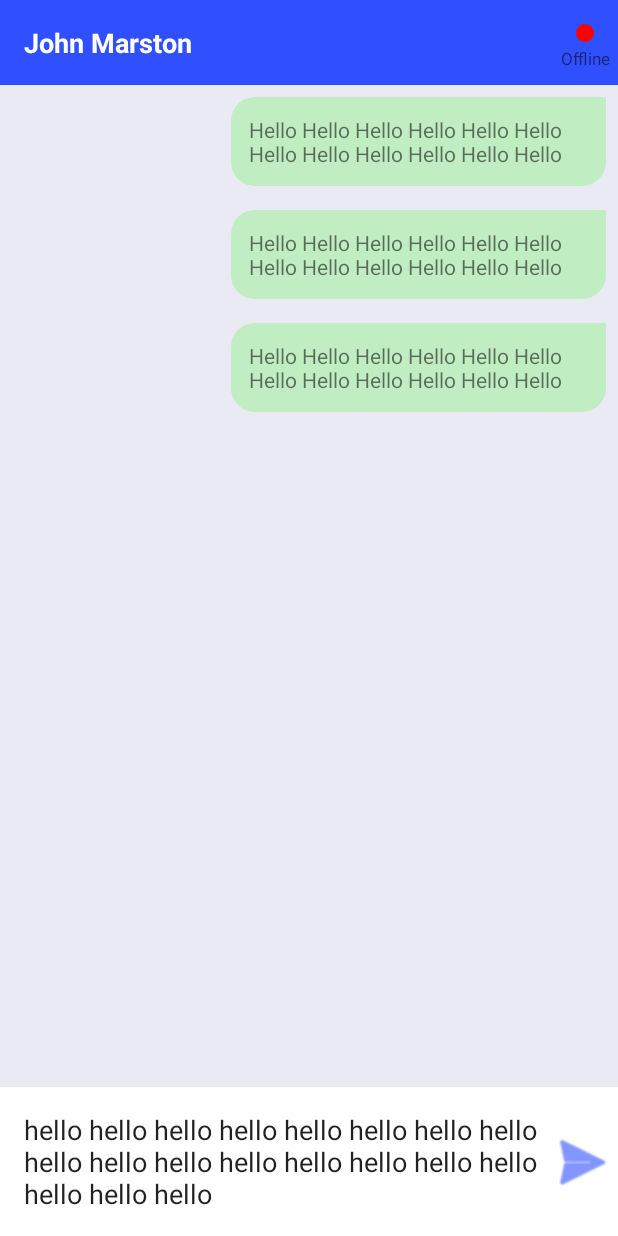
After one commit to veames/MessengerApp, an Android app: the layout activity_chat.xml on its own in the app's theme, with its tools: preview values and no code run, on a phone screen of 412 x 824 dp. The commit adds this screen. Run offline under Robolectric (Android 15) with nearby library versions, the phone set to English and light mode, and no system bars.

Commit message:
Added design for ChatActivity

```diff
--- a/app/src/main/AndroidManifest.xml
+++ b/app/src/main/AndroidManifest.xml
@@ -11,6 +11,9 @@
         android:roundIcon="@mipmap/ic_launcher_round"
         android:supportsRtl="true"
         android:theme="@style/Theme.Messenger">
+        <activity
+            android:name=".ChatActivity"
+            android:exported="false" />
         <activity
             android:name=".UsersActivity"
             android:exported="false" />
--- /dev/null
+++ b/app/src/main/res/drawable/my_message_background.xml
@@ -0,0 +1,13 @@
+<?xml version="1.0" encoding="utf-8"?>
+<shape xmlns:android="http://schemas.android.com/apk/res/android"
+    android:shape="rectangle">
+    <solid android:color="#C0EDC2" />
+    <corners
+        android:radius="16dp"
+        android:topRightRadius="0dp" />
+    <padding
+        android:bottom="12dp"
+        android:left="12dp"
+        android:right="12dp"
+        android:top="12dp" />
+</shape>
--- /dev/null
+++ b/app/src/main/res/layout/activity_chat.xml
@@ -0,0 +1,76 @@
+<?xml version="1.0" encoding="utf-8"?>
+<androidx.constraintlayout.widget.ConstraintLayout xmlns:android="http://schemas.android.com/apk/res/android"
+    xmlns:app="http://schemas.android.com/apk/res-auto"
+    xmlns:tools="http://schemas.android.com/tools"
+    android:id="@+id/main"
+    android:layout_width="match_parent"
+    android:layout_height="match_parent"
+    android:background="#10000099"
+    tools:context=".ChatActivity">
+
+    <TextView
+        android:id="@+id/textViewTitle"
+        android:layout_width="match_parent"
+        android:layout_height="wrap_content"
+        android:background="#304FFE"
+        android:padding="16dp"
+        android:textColor="@android:color/white"
+        android:textSize="18sp"
+        android:textStyle="bold"
+        app:layout_constraintTop_toTopOf="parent"
+        tools:text="John Marston" />
+
+    <View
+        android:id="@+id/viewCircleOnlineStatus"
+        android:layout_width="12dp"
+        android:layout_height="12dp"
+        android:layout_margin="16dp"
+        app:layout_constraintEnd_toEndOf="parent"
+        app:layout_constraintTop_toTopOf="@id/textViewTitle"
+        tools:background="@drawable/circle_red" />
+
+    <TextView
+        android:id="@+id/textViewOnlineStatus"
+        android:layout_width="wrap_content"
+        android:layout_height="wrap_content"
+        android:layout_marginTop="3dp"
+        android:textSize="11sp"
+        app:layout_constraintEnd_toEndOf="@id/viewCircleOnlineStatus"
+        app:layout_constraintStart_toStartOf="@id/viewCircleOnlineStatus"
+        app:layout_constraintTop_toBottomOf="@id/viewCircleOnlineStatus"
+        tools:text="Offline" />
+
+    <androidx.recyclerview.widget.RecyclerView
+        android:id="@+id/recyclerViewMessages"
+        android:layout_width="match_parent"
+        android:layout_height="0dp"
+        app:layoutManager="androidx.recyclerview.widget.LinearLayoutManager"
+        app:layout_constraintBottom_toTopOf="@id/editTextMessage"
+        app:layout_constraintTop_toBottomOf="@id/textViewTitle"
+        tools:listitem="@layout/my_message_item" />
+
+    <EditText
+        android:id="@+id/editTextMessage"
+        android:layout_width="match_parent"
+        android:layout_height="wrap_content"
+        android:background="@android:color/white"
+        android:hint="@string/et_hint_type_message"
+        android:inputType="textMultiLine"
+        android:paddingStart="16dp"
+        android:paddingTop="16dp"
+        android:paddingEnd="48dp"
+        android:paddingBottom="16dp"
+        app:layout_constraintBottom_toBottomOf="parent"
+        tools:text="hello hello hello hello hello hello hello hello hello hello hello hello hello hello hello hello hello hello hello" />
+
+    <ImageView
+        android:id="@+id/imageViewSendMessage"
+        android:layout_width="48dp"
+        android:layout_height="48dp"
+        app:layout_constraintBottom_toBottomOf="@id/editTextMessage"
+        app:layout_constraintEnd_toEndOf="@id/editTextMessage"
+        app:layout_constraintTop_toTopOf="@id/editTextMessage"
+        app:srcCompat="@android:drawable/ic_menu_send"
+        app:tint="#304FFE" />
+
+</androidx.constraintlayout.widget.ConstraintLayout>
--- /dev/null
+++ b/app/src/main/res/layout/my_message_item.xml
@@ -0,0 +1,19 @@
+<?xml version="1.0" encoding="utf-8"?>
+<androidx.constraintlayout.widget.ConstraintLayout xmlns:android="http://schemas.android.com/apk/res/android"
+    xmlns:app="http://schemas.android.com/apk/res-auto"
+    xmlns:tools="http://schemas.android.com/tools"
+    android:layout_width="match_parent"
+    android:layout_height="wrap_content"
+    android:padding="8dp">
+
+    <TextView
+        android:id="@+id/textViewMessage"
+        android:layout_width="wrap_content"
+        android:layout_height="wrap_content"
+        android:background="@drawable/my_message_background"
+        android:maxWidth="250dp"
+        app:layout_constraintEnd_toEndOf="parent"
+        app:layout_constraintTop_toTopOf="parent"
+        tools:text="Hello Hello Hello Hello Hello Hello Hello Hello Hello Hello Hello Hello" />
+
+</androidx.constraintlayout.widget.ConstraintLayout>
--- a/app/src/main/res/values/strings.xml
+++ b/app/src/main/res/values/strings.xml
@@ -17,4 +17,5 @@
     <string name="reset_link_sent">The reset link has been successfully sent</string>
     <string name="status_online">Online</string>
     <string name="status_offline">Offline</string>
+    <string name="et_hint_type_message">Message:</string>
 </resources>
```
Also changed, not shown: app/src/main/java/com/veames/messenger/ChatActivity.java (added, +46 -0 lines), app/src/main/res/drawable/other_message_background.xml (added, +13 -0 lines), app/src/main/res/layout/other_message_item.xml (added, +19 -0 lines).
